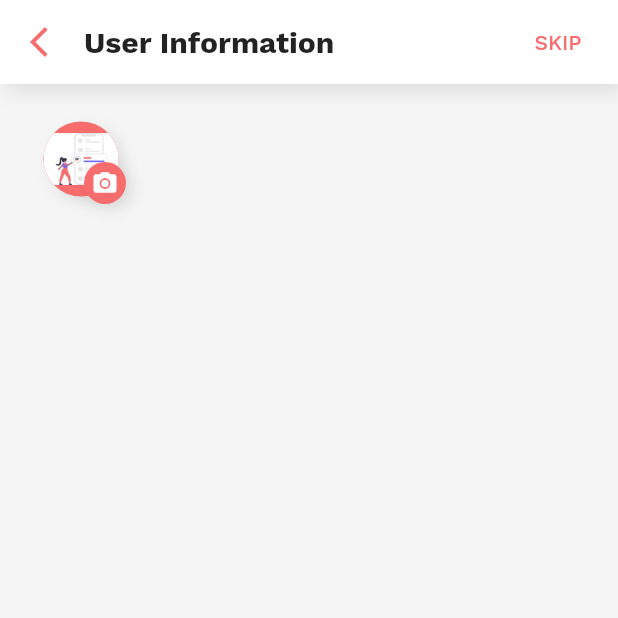
After one commit to tsafdagh/chat_app, a Flutter app: the UserInfoScreen screen opened by its route, on a phone screen of 412 x 824 dp, the top half of it. The commit adds this screen. Run offline on Flutter 3.47's test engine with Material 2 defaults, Android fonts, the light colour scheme and no system bars; drawn by our look-alikes of loading_overlay; our stand-ins replace country_code_picker, firebase_auth, firebase_core, flutter_spinkit, get, permission_handler and 3 more; accounts and stored records are empty.

Commit message:
begining the user profile

```diff
--- a/lib/controller/login_controller.dart
+++ b/lib/controller/login_controller.dart
@@ -3,7 +3,8 @@ import 'package:firebase_auth/firebase_auth.dart';
 import 'package:flutter/material.dart';
 import 'package:get/get.dart';
 
-import '../screens/UserDataScreen.dart';
+import '../screens/get_user_data_screen.dart';
+import '../screens/user_info_screen.dart';
 
 class LoginController extends GetxController {
   TextEditingController numberController = TextEditingController();
@@ -16,6 +17,7 @@ class LoginController extends GetxController {
   FirebaseAuth auth = FirebaseAuth.instance;
   AppFirebase appFirebase = AppFirebase();
   RxBool isLoading = RxBool(false);
+  var selectedImage = "".obs;
 
   @override
   void onClose() {
@@ -44,7 +46,7 @@ class LoginController extends GetxController {
       isLoading.value = true;
       await appFirebase.verifyOtp(otpController.text);
        isLoading.value = false;
-      Get.off(const UserDataScreen());
+      Get.off(const UserInfoScreen());
     }
   }
 }
--- a/lib/main.dart
+++ b/lib/main.dart
@@ -1,5 +1,6 @@
 import 'package:chat_app/appTheme.dart';
-import 'package:chat_app/screens/UserDataScreen.dart';
+import 'package:chat_app/screens/get_user_data_screen.dart';
+import 'package:chat_app/screens/user_info_screen.dart';
 import 'package:firebase_core/firebase_core.dart';
 import 'package:flutter/material.dart';
 import 'package:flutter/services.dart';
@@ -34,7 +35,7 @@ class MyApp extends StatelessWidget {
         getPages: [
           GetPage(name: Routes.SPLASH_SCREEN, page: () => const SplashScreen()),
           GetPage(
-              name: Routes.DATA, page: () => const UserDataScreen()),
+              name: Routes.DATA, page: () => const UserInfoScreen()),
         ]);
   }
 }
--- /dev/null
+++ b/lib/other/app_permission.dart
@@ -0,0 +1,11 @@
+import 'package:permission_handler/permission_handler.dart';
+
+class AppPermission {
+  Future<PermissionStatus> isStoragePermissionOk() async {
+    return Permission.storage.status;
+  }
+
+  Future<PermissionStatus> isCameraPermissionOk() async {
+    return Permission.camera.status;
+  }
+}
--- a/lib/screens/number_screen.dart
+++ b/lib/screens/number_screen.dart
@@ -86,7 +86,7 @@ class NumberScreen extends GetView<LoginController> {
                             color: Colors.grey.shade600)),
                   ),
                   Padding(
-                    padding: EdgeInsets.only(left: 24, right: 24, top: 40),
+                    padding: const EdgeInsets.only(left: 24, right: 24, top: 40),
                     child: Row(
                       mainAxisAlignment: MainAxisAlignment.spaceEvenly,
                       crossAxisAlignment: CrossAxisAlignment.start,
@@ -106,6 +106,7 @@ class NumberScreen extends GetView<LoginController> {
                           child: CountryCodePicker(
                             onChanged: (countryCode) {
                               print(countryCode.dialCode);
+                              controller.code = countryCode.dialCode??"+237";
                             },
                             closeIcon: Icon(
                               Icons.close,
--- /dev/null
+++ b/lib/screens/user_info_screen.dart
@@ -0,0 +1,181 @@
+import 'dart:io';
+
+import 'package:flutter/material.dart';
+import 'package:get/get.dart';
+import 'package:flutter_spinkit/flutter_spinkit.dart';
+import 'package:loading_overlay/loading_overlay.dart';
+
+import '../controller/login_controller.dart';
+
+class UserInfoScreen extends GetView<LoginController> {
+  const UserInfoScreen({Key? key}) : super(key: key);
+
+  @override
+  Widget build(BuildContext context) {
+    Get.put(LoginController());
+    return Obx(() => LoadingOverlay(
+          isLoading: controller.isLoading.value,
+          progressIndicator: SpinKitRotatingPlain(
+            color: Theme.of(context).primaryColor,
+          ),
+          child: Scaffold(
+            body: InkWell(
+              splashColor: Colors.transparent,
+              highlightColor: Colors.transparent,
+              focusColor: Colors.transparent,
+              onTap: () {
+                FocusScope.of(context).requestFocus(FocusNode());
+              },
+              child: Column(children: [
+                Padding(
+                  padding: EdgeInsets.only(
+                    top: MediaQuery.of(context).padding.top,
+                  ),
+                  child: Container(
+                    height: AppBar().preferredSize.height,
+                    decoration: BoxDecoration(
+                      color: Theme.of(context).backgroundColor,
+                      boxShadow: [
+                        BoxShadow(
+                          color:
+                              Theme.of(context).disabledColor.withOpacity(0.1),
+                          blurRadius: 10,
+                          offset: const Offset(4, 4),
+                        )
+                      ],
+                    ),
+                    child: Row(
+                      children: [
+                        Padding(
+                          padding: const EdgeInsets.only(left: 8),
+                          child: SizedBox(
+                            width: AppBar().preferredSize.height - 8,
+                            height: AppBar().preferredSize.height - 8,
+                            child: Material(
+                              color: Colors.transparent,
+                              child: InkWell(
+                                onTap: () {
+                                  Get.back();
+                                },
+                                borderRadius: BorderRadius.circular(32),
+                                child: Padding(
+                                  padding: const EdgeInsets.all(8),
+                                  child: Icon(
+                                    Icons.arrow_back_ios,
+                                    color: Theme.of(context).primaryColor,
+                                  ),
+                                ),
+                              ),
+                            ),
+                          ),
+                        ),
+                        const Expanded(
+                            child: Text(
+                          "User Information",
+                          style: TextStyle(
+                            fontSize: 20,
+                            fontWeight: FontWeight.bold,
+                          ),
+                        )),
+                        Padding(
+                          padding: EdgeInsets.only(right: 8),
+                          child: TextButton(
+                            onPressed: () {},
+                            child: const Text("SKIP"),
+                          ),
+                        )
+                      ],
+                    ),
+                  ),
+                ),
+                Expanded(
+                  child: SingleChildScrollView(
+                    child: Column(
+                      children: [
+                        Padding(
+                          padding: const EdgeInsets.only(
+                              left: 24, right: 24, top: 20),
+                          child: Row(
+                            children: [
+                              SizedBox(
+                                width: 60,
+                                height: 60,
+                                child: Stack(
+                                  alignment: Alignment.center,
+                                  children: [
+                                    Container(
+                                      width: 50,
+                                      height: 50,
+                                      decoration: BoxDecoration(
+                                          color: Theme.of(context).primaryColor,
+                                          shape: BoxShape.circle,
+                                          boxShadow: [
+                                            BoxShadow(
+                                                color: Theme.of(context)
+                                                    .disabledColor
+                                                    .withOpacity(0.1),
+                                                blurRadius: 8,
+                                                offset: const Offset(4, 4))
+                                          ]),
+                                      child: ClipRRect(
+                                        borderRadius: BorderRadius.circular(60),
+                                        child: controller.selectedImage.value ==
+                                                ""
+                                            ? Image.asset(
+                                                "assets/images/verification.jpg")
+                                            : Image.file(
+                                                File(controller
+                                                    .selectedImage.value),
+                                              ),
+                                      ),
+                                    ),
+                                    Positioned(
+                                      bottom: 0, right: 0,
+                                      child: Container(
+                                        decoration: BoxDecoration(
+                                            color:
+                                                Theme.of(context).primaryColor,
+                                            shape: BoxShape.circle,
+                                            boxShadow: [
+                                              BoxShadow(
+                                                  color: Theme.of(context)
+                                                      .disabledColor
+                                                      .withOpacity(0.1),
+                                                  blurRadius: 8,
+                                                  offset: const Offset(4, 4))
+                                            ]),
+                                        child: Material(
+                                          color: Colors.transparent,
+                                            child: InkWell(
+                                              borderRadius: BorderRadius.circular(32),
+                                              onTap: (){
+                                                //controller.showPicker(context)
+                                              },
+                                              child: Padding(
+                                                padding: EdgeInsets.all(5),
+                                                child: Icon(
+                                                  Icons.camera_alt,
+                                                  color: Theme.of(context).backgroundColor,
+                                                  size: 18,
+                                                ),
+                                              ),
+                                            ),
+                                        ),
+                                      ),
+                                    )
+                                  ],
+                                ),
+                              )
+                            ],
+                          ),
+                        )
+                      ],
+                    ),
+                  ),
+                )
+              ]),
+            ),
+          ),
+        ));
+  }
+}
--- a/pubspec.yaml
+++ b/pubspec.yaml
@@ -45,6 +45,7 @@ dependencies:
   flutter_spinkit: ^5.1.0
   country_code_picker: ^2.0.2
   shared_preferences: ^2.0.15
+  permission_handler: ^10.0.0
 
 dev_dependencies:
   flutter_test:
```
Also changed, not shown: lib/screens/get_user_data_screen.dart (renamed from lib/screens/UserDataScreen.dart), pubspec.lock, 2 other files.
